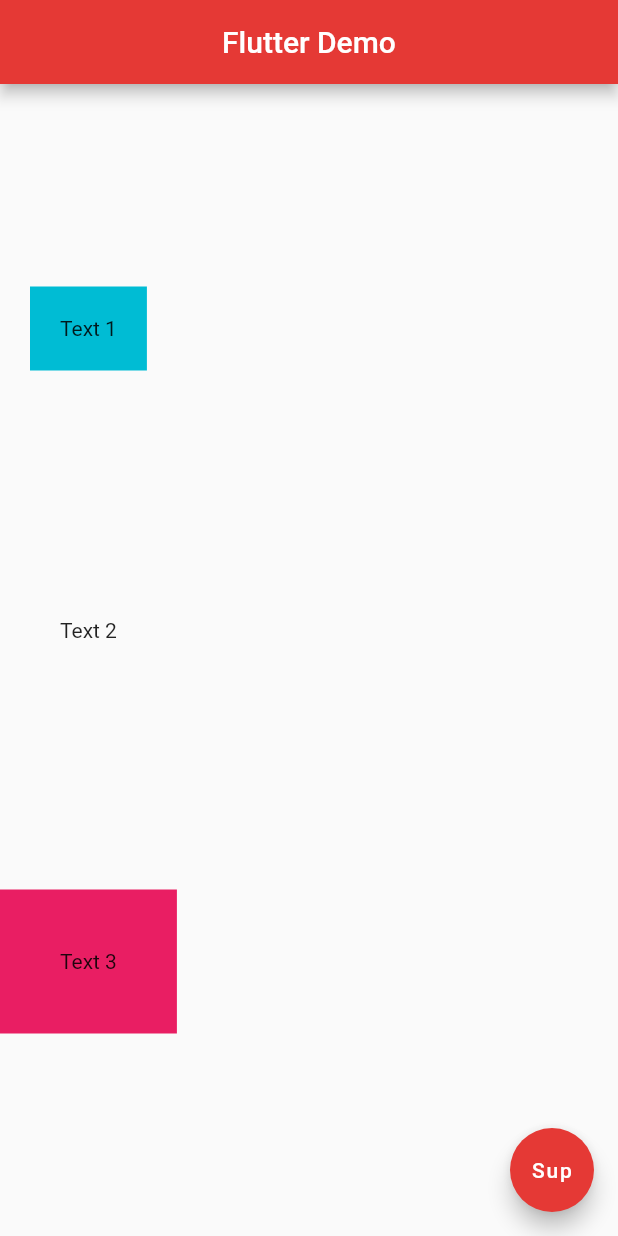
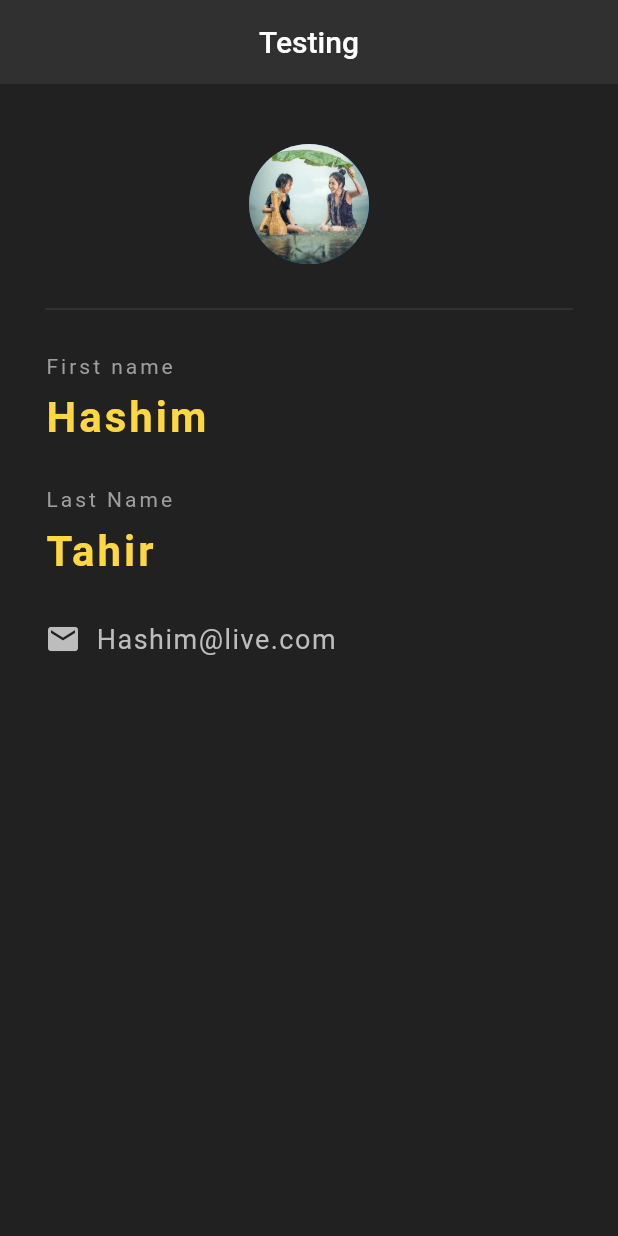
Before and after one commit to hashimTahir/FlutterDemo, a Flutter app: the screen it shows after launch, on a phone screen of 412 x 824 dp. Run offline on Flutter 3.47's test engine with Material 2 defaults, Android fonts, the phone set to English and light mode, and no system bars.

Commit message:
Updated with a simple form.
Signed-off-by: hashim <hashimtahir@live.com>

```diff
--- a/lib/main.dart
+++ b/lib/main.dart
@@ -6,49 +6,83 @@ import 'package:flutter/cupertino.dart';
 import 'package:flutter/material.dart';
 
 void main() {
-/*Scfold can act as a wrapper for bottom bar, navigation drawer
-* floating action button etc.*/
-  runApp(MaterialApp(home: HomeStatelessWidget()));
+  runApp(MaterialApp(home: HCard()));
 }
 
-/*Statless Widget-> State of the widget canot change over time*/
-/*Stateful Widget-> State of the widget can change over time
-* Hot Reload -> on saving the build get called  and changes are applied.
-* */
-class HomeStatelessWidget extends StatelessWidget {
+class HCard extends StatelessWidget {
   @override
   Widget build(BuildContext context) {
     return Scaffold(
+      backgroundColor: Colors.grey[900],
       appBar: AppBar(
-        backgroundColor: Colors.red[600],
-        title: Text("Flutter Demo"),
+        title: Text("Testing"),
         centerTitle: true,
+        backgroundColor: Colors.grey[850],
+        elevation: 0.0,
       ),
-      /*To nest widgets use child property*/
-      body: Column(
-        mainAxisAlignment: MainAxisAlignment.spaceEvenly,
+      body: Padding(
+        padding: EdgeInsets.fromLTRB(30, 40, 30, 0),
+        child: Column(
+          crossAxisAlignment: CrossAxisAlignment.start,
           children: [
-          Container(
-            padding: EdgeInsets.all(20.0),
-            color: Colors.cyan[500],
-            child: Text("Text 1"),
+            Center(
+              child: CircleAvatar(
+                backgroundImage: AssetImage('assets/test_image3.webp'),
+                radius: 40.0,
               ),
-          Container(
-            padding: EdgeInsets.all(30.0),
-            color: Colors.amberAccent[500],
-            child: Text("Text 2"),
             ),
-          Container(
-            padding: EdgeInsets.all(40.0),
-            color: Colors.pink[500],
-            child: Text("Text 3"),
+            Divider(
+              height: 60.0,
+              color: Colors.grey[800],
+            ),
+            Text('First name',
+                style: TextStyle(color: Colors.grey, letterSpacing: 2.0)),
+            SizedBox(
+              height: 10.0,
+            ),
+            Text('Hashim',
+                style: TextStyle(
+                    color: Colors.amberAccent[200],
+                    letterSpacing: 2.0,
+                    fontSize: 28.0,
+                    fontWeight: FontWeight.bold)),
+            SizedBox(
+              height: 30.0,
+            ),
+            Text('Last Name',
+                style: TextStyle(color: Colors.grey, letterSpacing: 2.0)),
+            SizedBox(
+              height: 10.0,
+            ),
+            Text('Tahir',
+                style: TextStyle(
+                    color: Colors.amberAccent[200],
+                    letterSpacing: 2.0,
+                    fontSize: 28.0,
+                    fontWeight: FontWeight.bold)),
+            SizedBox(
+              height: 30.0,
+            ),
+            Row(
+              children: [
+                Icon(
+                  Icons.email,
+                  color: Colors.grey[400],
+                ),
+                SizedBox(
+                  width: 10.0,
+                ),
+                Text(
+                  'Hashim@live.com',
+                  style: TextStyle(
+                      color: Colors.grey[400],
+                      fontSize: 18.0,
+                      letterSpacing: 1.0),
+                ),
+              ],
             )
           ],
         ),
-      floatingActionButton: FloatingActionButton(
-        onPressed: () {},
-        child: Text("Sup"),
-        backgroundColor: Colors.red[600],
       ),
     );
   }
```
Lines whose indentation alone changed are shown as unchanged.
